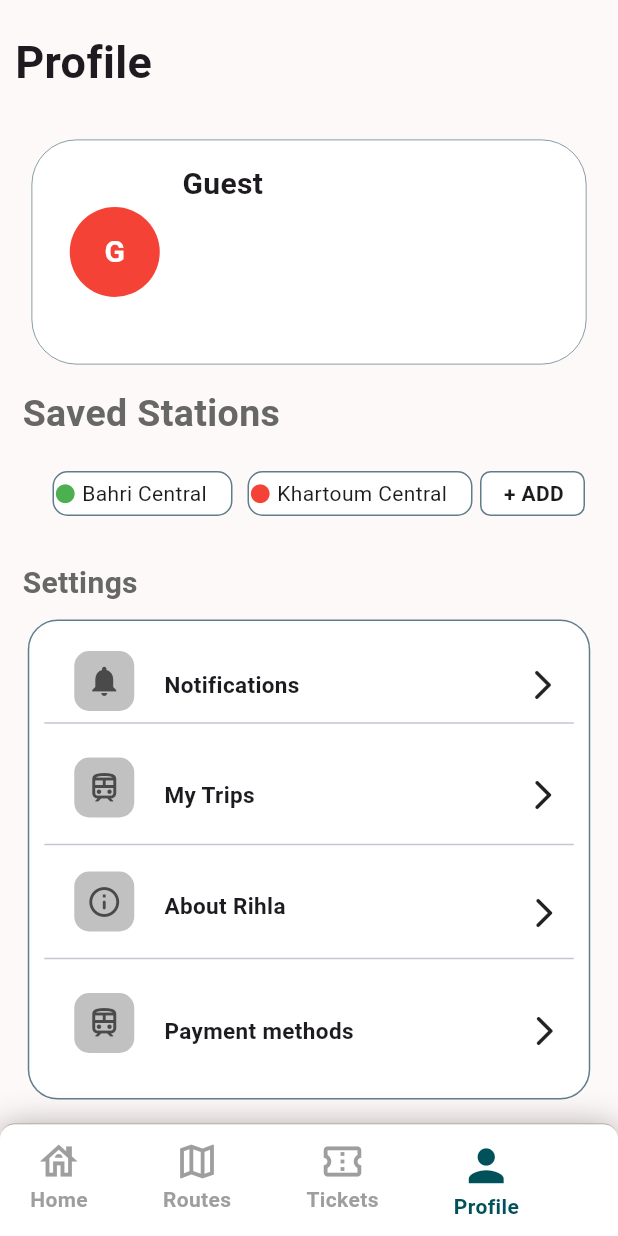
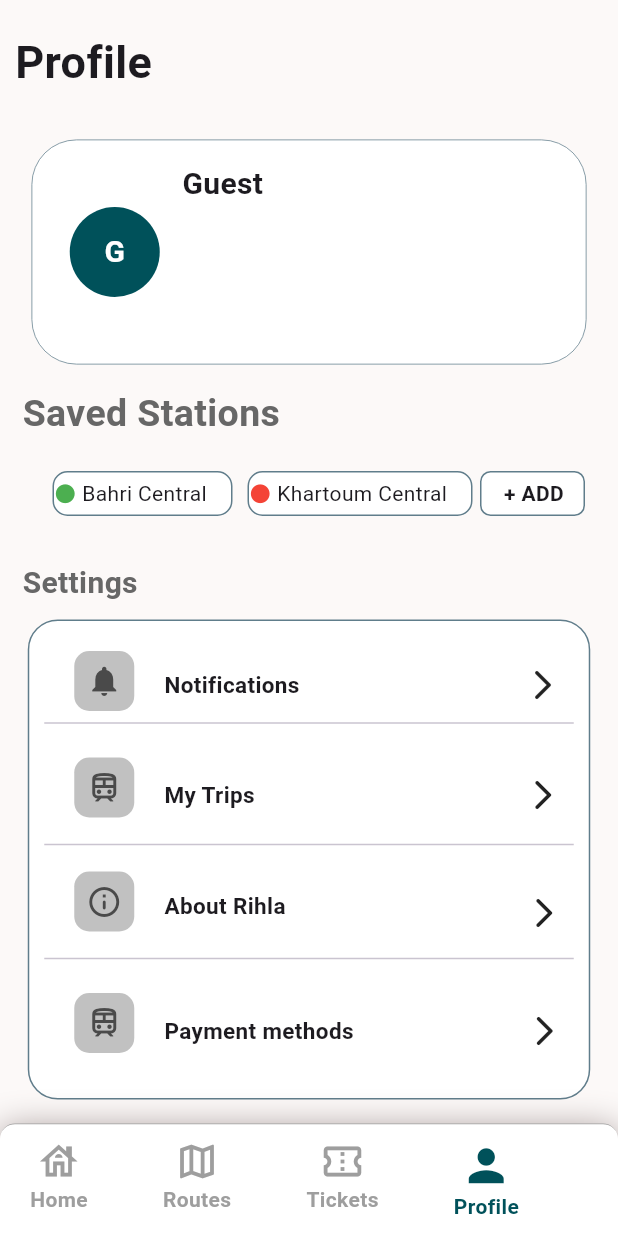
Before and after one commit to m7mad-3baid/Rihla-Metro-Application, a Flutter app: the screen it shows after launch, item 4 of the bottom bar chosen, on a phone screen of 412 x 824 dp. Run offline on Flutter 3.47's test engine with Material 3 defaults, Android fonts, the phone set to English and light mode, and no system bars; our stand-ins replace flutter_map, latlong2, shared_preferences, video_player.

Commit message:
Changed the profile img color in the profile screen to match the theme

```diff
--- a/lib/screens/Profile.dart
+++ b/lib/screens/Profile.dart
@@ -78,7 +78,7 @@ class _ProfileState extends State<Profile> {
                         width: 60,
 
                         decoration: BoxDecoration(
-                          color: Colors.red,
+                          color: Color(0xFF00515A),
                           borderRadius: BorderRadius.circular(50),
                         ),
 
```
